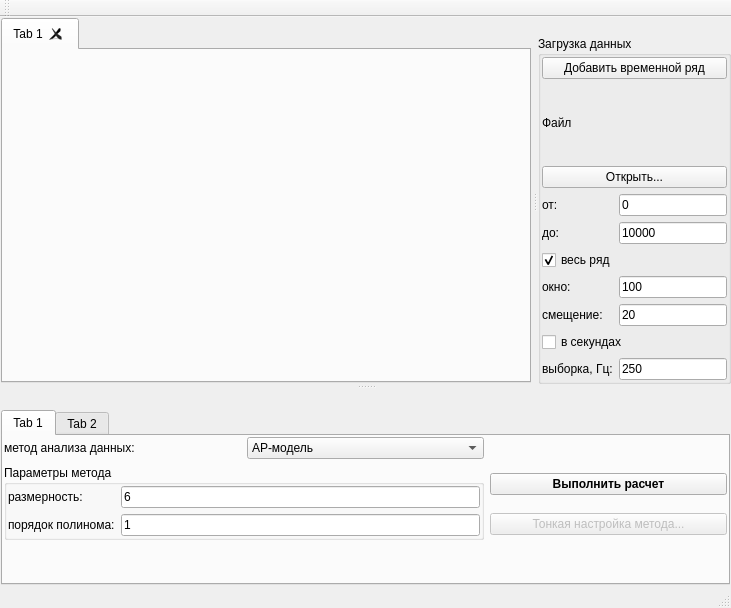
Before: the Qt Designer form src/mainwindow.ui in zOrg1331/qznonstat, drawn with Qt 5.
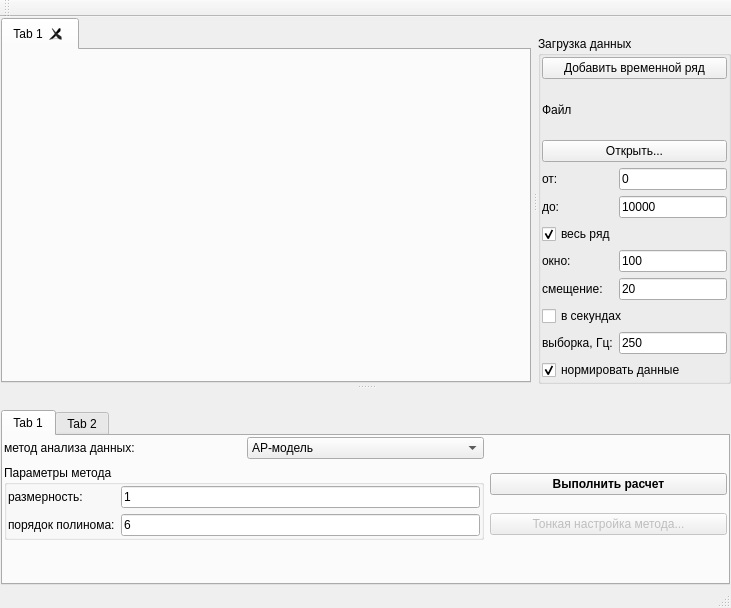
After: the same form once the commit is applied.

Patch:
```diff
--- a/src/mainwindow.ui
+++ b/src/mainwindow.ui
@@ -195,6 +195,16 @@
           </property>
          </widget>
         </item>
+        <item row="10" column="0" colspan="2">
+         <widget class="QCheckBox" name="dataNormalizeCheck">
+          <property name="text">
+           <string>нормировать данные</string>
+          </property>
+          <property name="checked">
+           <bool>true</bool>
+          </property>
+         </widget>
+        </item>
        </layout>
       </widget>
      </item>
@@ -268,14 +278,14 @@
             <item row="0" column="1">
              <widget class="QLineEdit" name="dataAnalysisParam1Edit">
               <property name="text">
-               <string>6</string>
+               <string>1</string>
               </property>
              </widget>
             </item>
             <item row="1" column="1">
              <widget class="QLineEdit" name="dataAnalysisParam2Edit">
               <property name="text">
-               <string>1</string>
+               <string>6</string>
               </property>
              </widget>
             </item>
```
